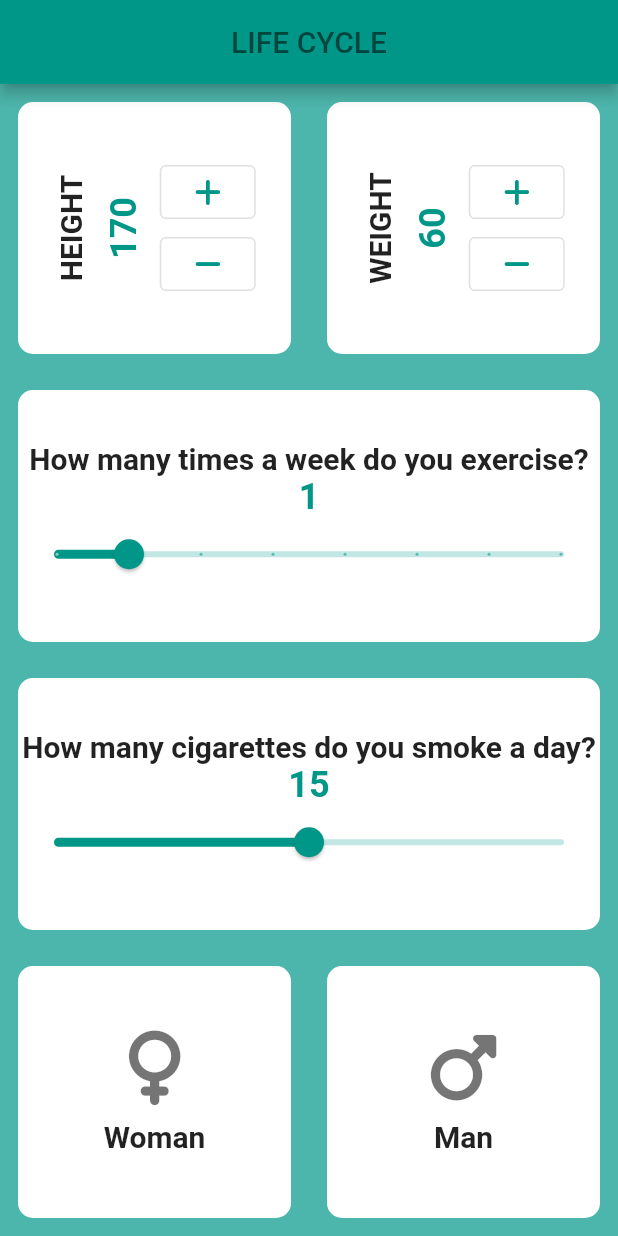
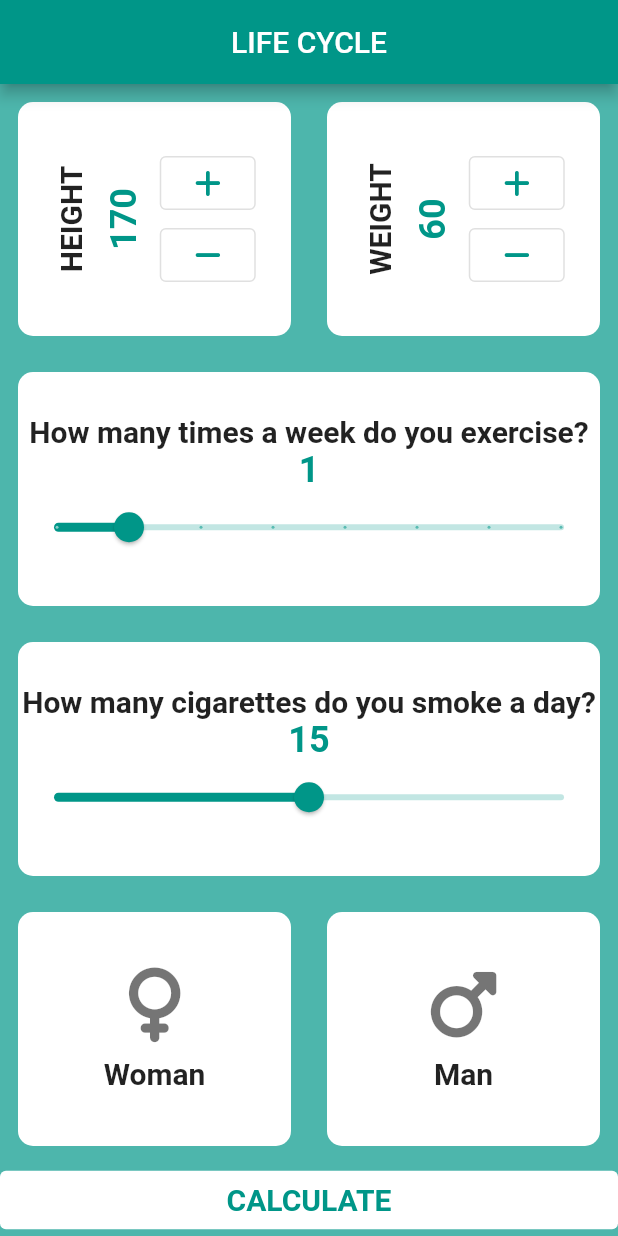
Before and after one commit to Surayya-code/lifeCycle, a Flutter app: the screen it shows after launch, on a phone screen of 412 x 824 dp. Run offline on Flutter 3.47's test engine with Material 2 defaults, Android fonts, the phone set to English and light mode, and no system bars; our stand-ins replace font_awesome_flutter.

```diff
--- /dev/null
+++ b/life_cycle/lib/data/user_data.dart
@@ -0,0 +1,14 @@
+class UserData{
+  String selectedGender;
+  double cigarettes ;
+  double gymDay;
+  int heightSize ;
+  int weight;
+  UserData({
+  required this.selectedGender,
+  required this.cigarettes,
+  required this.gymDay,
+  required this.heightSize,
+  required this.weight});
+
+}
--- a/life_cycle/lib/main.dart
+++ b/life_cycle/lib/main.dart
@@ -16,6 +16,7 @@ class MyApp extends StatelessWidget {
       title: 'Flutter Demo',
       theme: ThemeData(
         primarySwatch: Colors.teal,
+       scaffoldBackgroundColor:  Colors.teal.shade300,
 
       ),
      home: const HomeScreen(),
--- a/life_cycle/lib/presentation/screens/home/home_screen.dart
+++ b/life_cycle/lib/presentation/screens/home/home_screen.dart
@@ -1,9 +1,11 @@
 import 'package:flutter/material.dart';
 import 'package:font_awesome_flutter/font_awesome_flutter.dart';
 
+import '../../../data/user_data.dart';
 import '../../constants/text_Styles.dart';
 import '../../widgets/container.dart';
 import '../../widgets/genders.dart';
+import 'result_screen.dart';
 
 class HomeScreen extends StatefulWidget {
   const HomeScreen({
@@ -15,7 +17,7 @@ class HomeScreen extends StatefulWidget {
 }
 
 class _HomeScreenState extends State<HomeScreen> {
-  String? selectedGender;
+  String selectedGender="WOMAN";
   double cigarettes = 15.0;
   double gymDay = 1;
   int heightSize = 170;
@@ -23,11 +25,10 @@ class _HomeScreenState extends State<HomeScreen> {
   @override
   Widget build(BuildContext context) {
     return Scaffold(
-      backgroundColor: Colors.teal.shade300,
       appBar: AppBar(
         title: const Text(
           'LIFE CYCLE',
-          style: TextStyle(color: Colors.black54),
+          style: TextStyle(color: Colors.white),
         ),
         centerTitle: true,
       ),
@@ -142,6 +143,27 @@ class _HomeScreenState extends State<HomeScreen> {
               ],
             ),
           ),
+          ButtonTheme(
+            height: 50,
+            child: TextButton(
+              style:  TextButton.styleFrom(backgroundColor: Colors.white),
+            onPressed: (){
+              Navigator.push(context,
+              MaterialPageRoute(builder:(context)=>
+                ResultScreen(
+                 userData: UserData(
+                 cigarettes: cigarettes,
+                 gymDay: gymDay,
+                 heightSize: hashCode,
+                 weight: weight, selectedGender:selectedGender,),
+               ),
+                ),
+                 );
+
+            },
+            child: Text("CALCULATE",
+            style: kTextStyle,)),
+          )
         ],
       ),
     );
```
Also changed, not shown: life_cycle/lib/presentation/screens/home/result_screen.dart (added, +42 -0 lines).
